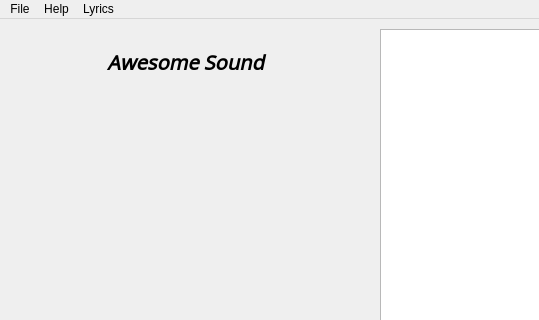
Qt form player/window/player.ui (hor00s/Awesome-sound) before a commit; both pictures show x 0 to 539 and y 0 to 320 of the 539 by 613 pixel window.
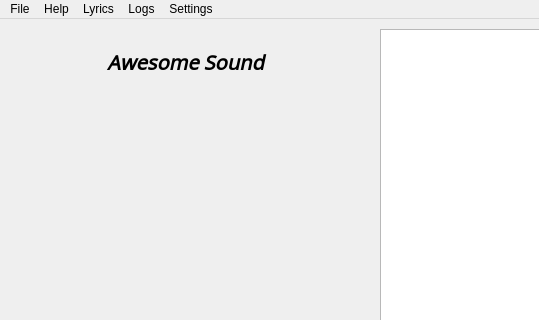
The same form after that commit.

Patch:
```diff
--- a/player/window/player.ui
+++ b/player/window/player.ui
@@ -282,9 +282,24 @@
     <addaction name="actionCreate"/>
     <addaction name="actionDelay"/>
    </widget>
+   <widget class="QMenu" name="menuLogs">
+    <property name="title">
+     <string>Logs</string>
+    </property>
+    <addaction name="actionSee_logs"/>
+    <addaction name="actionClear_logs"/>
+   </widget>
+   <widget class="QMenu" name="menuSettings">
+    <property name="title">
+     <string>Settings</string>
+    </property>
+    <addaction name="actionReset"/>
+   </widget>
    <addaction name="menuFile"/>
    <addaction name="menuHelp"/>
    <addaction name="menuLyrics"/>
+   <addaction name="menuLogs"/>
+   <addaction name="menuSettings"/>
   </widget>
   <widget class="QStatusBar" name="statusbar"/>
   <action name="actionShortcuts">
```
Left out of the diff: 27 changed lines with no effect on the pictures.
